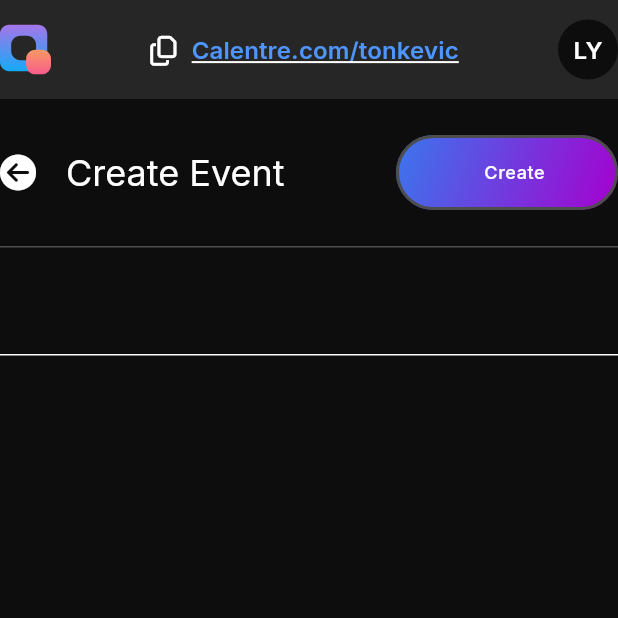
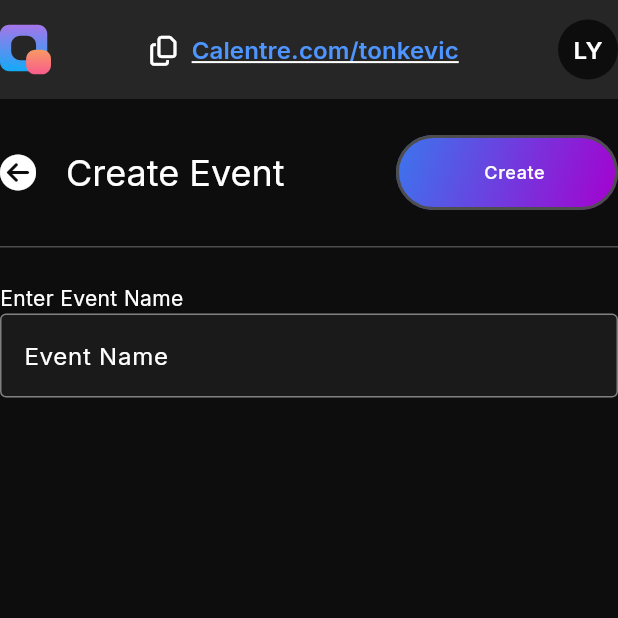
Before and after one commit to Calentre/calentre, a Flutter app: the CreateEventView screen opened by its route, on a phone screen of 412 x 824 dp, the top half of it. Run offline on Flutter 3.47's test engine with Material 2 defaults, Android fonts, the phone set to English and light mode, and no system bars; our stand-ins replace equatable, flutter_bloc, flutter_svg, font_awesome_flutter, go_router, google_fonts.

Commit message:
chore: add formfield along with other modifications.

```diff
--- a/lib/app/create_events/presentation/create_event.dart
+++ b/lib/app/create_events/presentation/create_event.dart
@@ -55,7 +55,7 @@ class CreateEventView extends StatelessWidget {
               Container(
                   width: 700,
                   padding: const EdgeInsets.symmetric(vertical: 24),
-                  child: CreateEventFormFields())
+                  child: const CreateEventFormFields())
             ],
           ),
         ),
--- a/lib/app/create_events/presentation/widget/form_fields.dart
+++ b/lib/app/create_events/presentation/widget/form_fields.dart
@@ -1,3 +1,4 @@
+import 'package:calentre/config/theme/colors.dart';
 import 'package:flutter/material.dart';
 
 class CreateEventFormFields extends StatelessWidget {
@@ -9,7 +10,17 @@ class CreateEventFormFields extends StatelessWidget {
       children: [
         Form(
             child: Column(
-          children: [TextFormField()],
+          crossAxisAlignment: CrossAxisAlignment.start,
+          children: [
+            const Text("Enter Event Name"),
+            TextFormField(
+              decoration: const InputDecoration(
+                hintText: "Event Name",
+                filled: true,
+              ),
+              cursorColor: AppColors.foundation.white,
+            )
+          ],
         ))
       ],
     );
--- a/lib/app/history/presentation/history.dart
+++ b/lib/app/history/presentation/history.dart
@@ -7,6 +7,6 @@ class HistoryView extends StatelessWidget {
   @override
   Widget build(BuildContext context) {
     // return HistoryEmptyState();
-    return HistoryList();
+    return const HistoryList();
   }
 }
--- a/lib/app/payments/presentation/widgets/payment_card.dart
+++ b/lib/app/payments/presentation/widgets/payment_card.dart
@@ -13,14 +13,14 @@ class PaymentCard extends StatelessWidget {
       return BorderCard(
         verticalPadding: 24,
         child: Padding(
-          padding: EdgeInsets.symmetric(horizontal: 12),
+          padding: const EdgeInsets.symmetric(horizontal: 12),
           child: Row(
             mainAxisAlignment: MainAxisAlignment.spaceBetween,
             children: [
               Row(
                 mainAxisSize: MainAxisSize.min,
                 children: [
-                  FaIcon(FontAwesomeIcons.paypal),
+                  const FaIcon(FontAwesomeIcons.paypal),
                   const SizedBox().x10(),
                   Text(
                     "\$5",
--- a/lib/config/constraints/max_width_container.dart
+++ b/lib/config/constraints/max_width_container.dart
@@ -7,7 +7,7 @@ class WebContainer extends StatelessWidget {
   final double? height;
   @override
   Widget build(BuildContext context) {
-    return Container(
+    return SizedBox(
       height: height,
       width: WebConstraints.maxWidth,
       // constraints: BoxConstraints(maxWidth: WebConstraints.maxWidth),
```
Also changed, not shown: lib/config/theme/themes.dart (+22 -0 lines).
